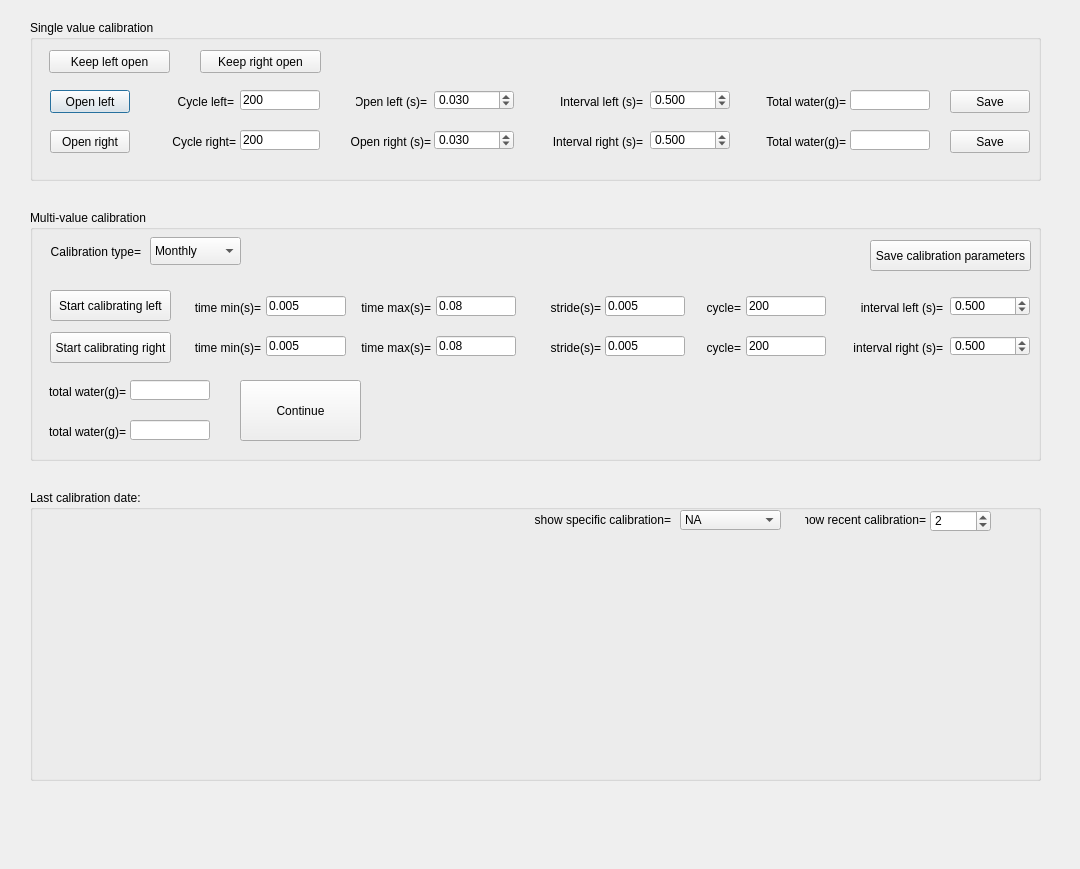
Old version of the form src/foraging_gui/Calibration.ui in the repository AllenNeuralDynamics/dynamic-foraging-task.
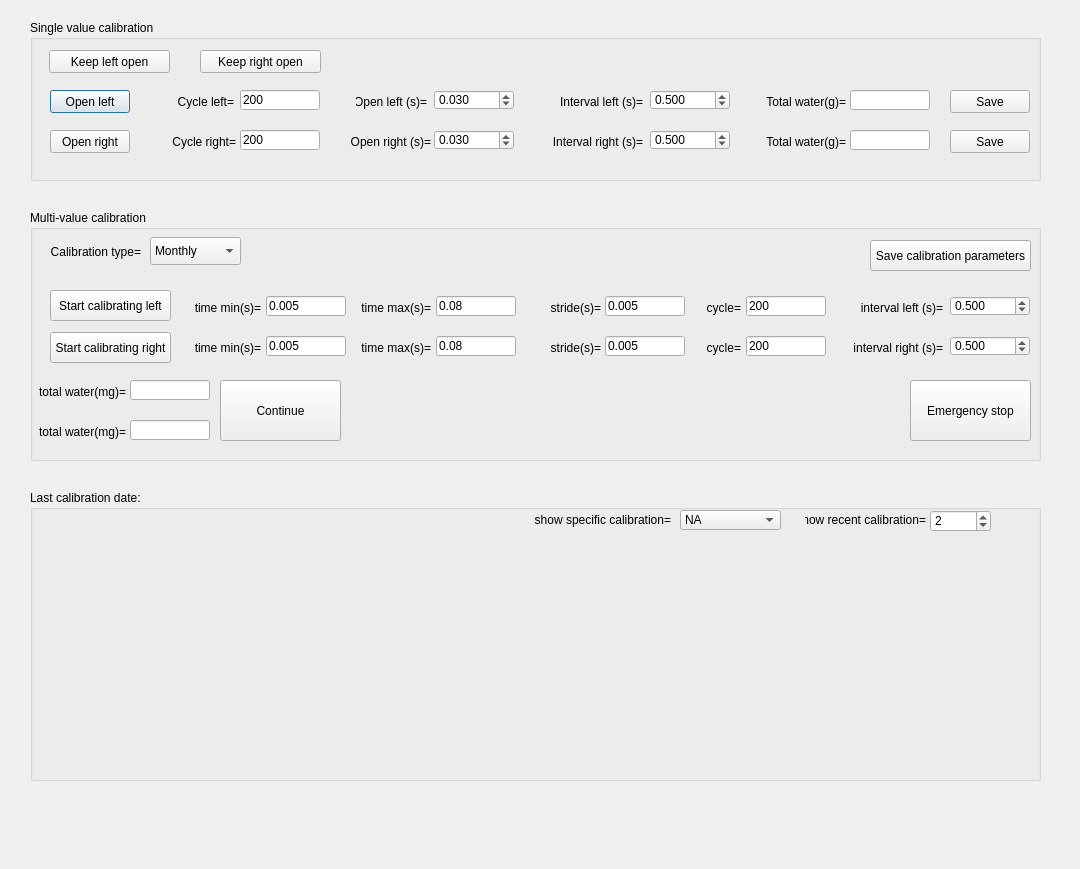
New version of the form.

Commit message: repeat the current calibration

What changed in the file:
```diff
--- a/src/foraging_gui/Calibration.ui
+++ b/src/foraging_gui/Calibration.ui
@@ -328,7 +328,7 @@
   <widget class="QPushButton" name="Continue">
    <property name="geometry">
     <rect>
-     <x>240</x>
+     <x>220</x>
      <y>380</y>
      <width>121</width>
      <height>61</height>
@@ -536,7 +536,7 @@
     </rect>
    </property>
    <property name="text">
-    <string>total water(g)=</string>
+    <string>total water(mg)=</string>
    </property>
    <property name="textFormat">
     <enum>Qt::AutoText</enum>
@@ -593,7 +593,7 @@
     </rect>
    </property>
    <property name="text">
-    <string>total water(g)=</string>
+    <string>total water(mg)=</string>
    </property>
    <property name="textFormat">
     <enum>Qt::AutoText</enum>
@@ -773,7 +773,7 @@
   <widget class="QLabel" name="Warning">
    <property name="geometry">
     <rect>
-     <x>482</x>
+     <x>360</x>
      <y>384</y>
      <width>541</width>
      <height>51</height>
@@ -1057,6 +1057,22 @@
     <string>Multi-value calibration</string>
    </property>
   </widget>
+  <widget class="QPushButton" name="EmergencyStop">
+   <property name="geometry">
+    <rect>
+     <x>910</x>
+     <y>380</y>
+     <width>121</width>
+     <height>61</height>
+    </rect>
+   </property>
+   <property name="text">
+    <string>Emergency stop</string>
+   </property>
+   <property name="checkable">
+    <bool>true</bool>
+   </property>
+  </widget>
   <zorder>groupBox_2</zorder>
   <zorder>groupBox</zorder>
   <zorder>OpenRightTime</zorder>
@@ -1113,6 +1129,7 @@
   <zorder>label_23</zorder>
   <zorder>IntervalLeft_2</zorder>
   <zorder>SaveCalibrationPar</zorder>
+  <zorder>EmergencyStop</zorder>
  </widget>
  <resources/>
  <connections/>
```
The commit also changes 4 other files.
